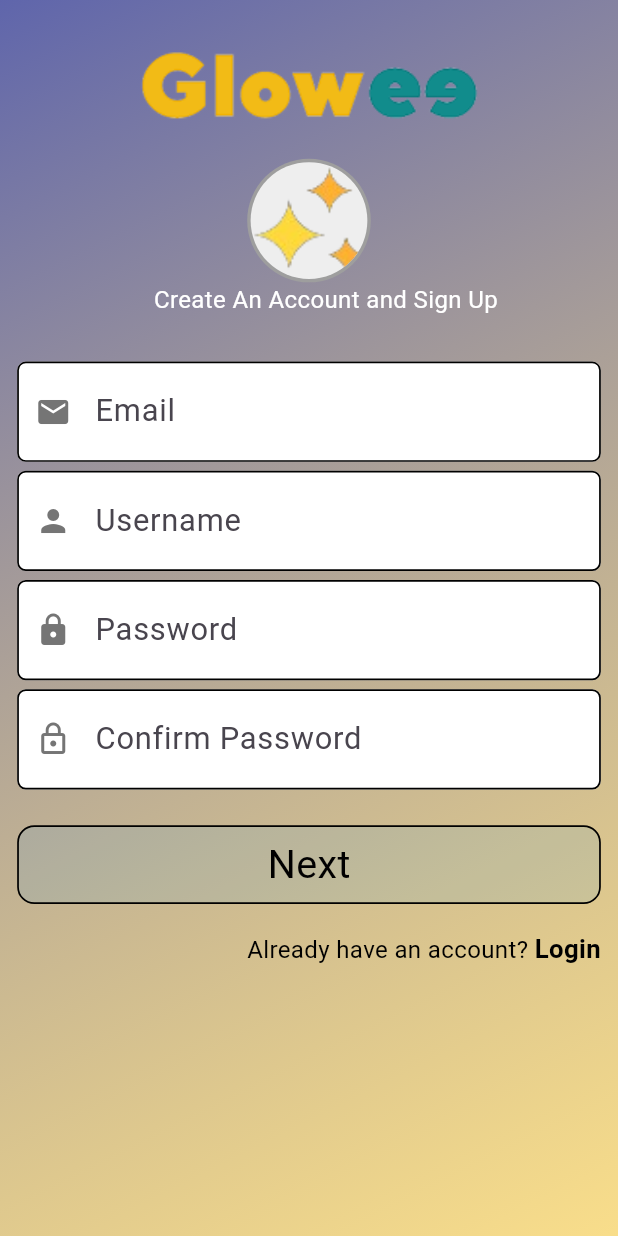
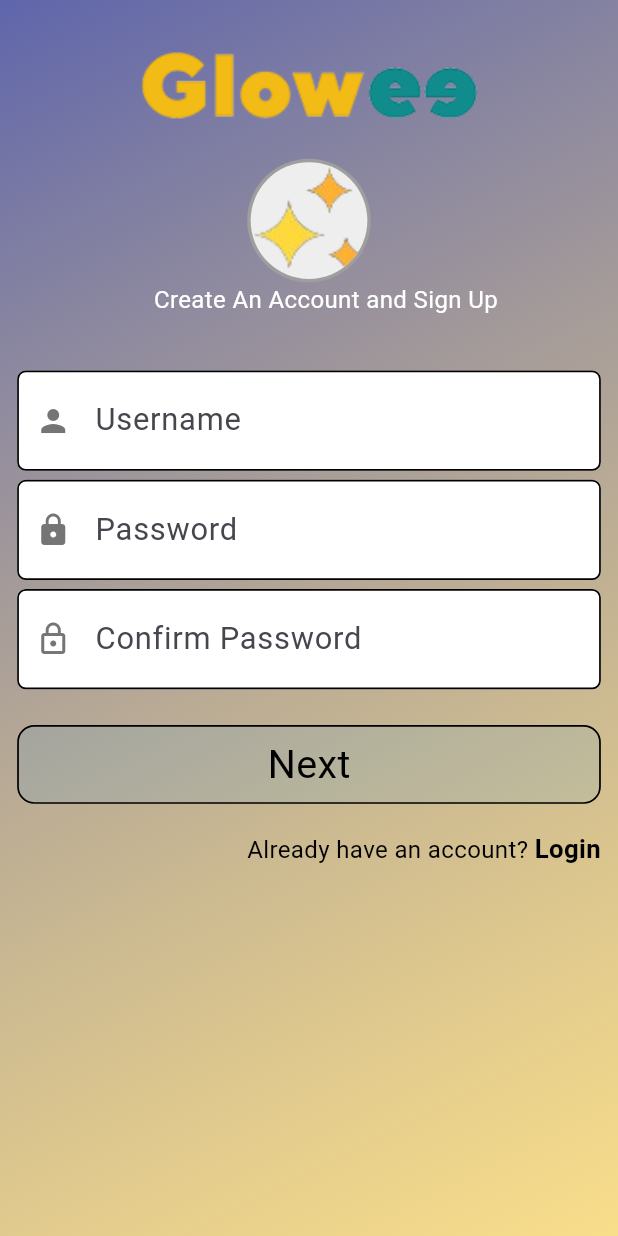
Before and after one commit to TsyselskyiAndrey/social-media, a Flutter app: the RegisterDetails screen opened directly, on a phone screen of 412 x 824 dp. Run offline on Flutter 3.47's test engine with Material 3 defaults, Android fonts, the phone set to English and light mode, and no system bars; our stand-ins replace flutter_screenutil, flutter_svg, image_picker.

Commit message:
add new screen register details

```diff
--- a/front-end-mobile-app/glowee/lib/screens/register_details.dart
+++ b/front-end-mobile-app/glowee/lib/screens/register_details.dart
@@ -2,11 +2,12 @@ import 'package:flutter/material.dart';
 import 'package:flutter_screenutil/flutter_screenutil.dart';
 import 'package:glowee/screens/login_screen.dart';
 import 'dart:io';
-import 'package:glowee/util/imagepicker.dart';
 import 'package:image_picker/image_picker.dart';
+import 'package:glowee/screens/email_enter.dart';
 
 class RegisterDetails extends StatefulWidget {
-  const RegisterDetails({super.key});
+  final String? emailText;
+  const RegisterDetails({super.key,this.emailText});
 
   @override
   State<RegisterDetails> createState() => _RegisterDetailsState();
@@ -25,6 +26,11 @@ class _RegisterDetailsState extends State<RegisterDetails> {
   final passwordConfirme_F = FocusNode();
   final username_F = FocusNode();
   final bio_F = FocusNode();
+
+  @override
+  void initState() {
+    super.initState();
+  }
 
   @override
   void dispose() {
@@ -89,32 +95,20 @@ class _RegisterDetailsState extends State<RegisterDetails> {
                 ),
                 createAccountText(),
                 SizedBox(height: 25.h),
-                Textfild(
-                  email,
-                  email_F,
-                  'Email',
-                  Icons.email,
-                  validator: (value) {
-                    if (value == null || value.isEmpty) return 'Email is required';
-                    final emailRegex = RegExp(r'^[\w\.-]+@[\w\.-]+\.\w+$');
-                    if (!emailRegex.hasMatch(value)) return 'Invalid email format';
-                    return null;
-                  },
-                ),
                 SizedBox(height: 5.h),
                 Textfild(
                   username,
                   username_F,
                   'Username',
                   Icons.person,
-                  validator: (value) {
-                    if (value == null || value.isEmpty) return 'Username is required';
-                    if (RegExp(r'[@?,\*^]').hasMatch(value)) {
-                      return 'Username contains invalid characters';
-                    }
-
-                    return null;
-                  },
+                  // validator: (value) {
+                  //   if (value == null || value.isEmpty) return 'Username is required';
+                  //   if (RegExp(r'[@?,\*^]').hasMatch(value)) {
+                  //     return 'Username contains invalid characters';
+                  //   }
+                  //
+                  //   return null;
+                  // },
                 ),
                 SizedBox(height: 5.h),
                 Textfild(
@@ -122,14 +116,14 @@ class _RegisterDetailsState extends State<RegisterDetails> {
                   password_F,
                   'Password',
                   Icons.lock,
-                  validator: (value) {
-                    if (value == null || value.isEmpty) return 'Password is required';
-                    if (value.length < 6) return 'Password must be at least 6 characters';
-                    if (!RegExp(r'[A-Z]').hasMatch(value)) return 'Password must contain an uppercase letter';
-                    if (!RegExp(r'[0-9]').hasMatch(value)) return 'Password must contain a number';
-                    if (RegExp(r'[ @?,*^]').hasMatch(value)) return 'Password contains invalid characters';
-                    return null;
-                  },
+                  // validator: (value) {
+                  //   if (value == null || value.isEmpty) return 'Password is required';
+                  //   if (value.length < 6) return 'Password must be at least 6 characters';
+                  //   if (!RegExp(r'[A-Z]').hasMatch(value)) return 'Password must contain an uppercase letter';
+                  //   if (!RegExp(r'[0-9]').hasMatch(value)) return 'Password must contain a number';
+                  //   if (RegExp(r'[ @?,*^]').hasMatch(value)) return 'Password contains invalid characters';
+                  //   return null;
+                  // },
                 ),
                 SizedBox(height: 5.h),
                 Textfild(
@@ -137,14 +131,14 @@ class _RegisterDetailsState extends State<RegisterDetails> {
                     passwordConfirme_F,
                     'Confirm Password',
                     Icons.lock_outline,
-                    validator: (value) {
-                      if (value == null || value.isEmpty) return 'Please confirm your password';
-                      if (value != password.text) return 'Passwords do not match';
-                      return null;
-                    }
+                    // validator: (value) {
+                    //   if (value == null || value.isEmpty) return 'Please confirm your password';
+                    //   if (value != password.text) return 'Passwords do not match';
+                    //   return null;
+                    // }
                 ),
                 SizedBox(height: 20.h),
-                Signup(),
+                Next(),
                 SizedBox(height: 15.h),
                 Have(),
               ],
@@ -197,16 +191,47 @@ class _RegisterDetailsState extends State<RegisterDetails> {
     );
   }
 
-  Widget Signup() {
+  // Widget Signup() {
+  //   return Padding(
+  //     padding: EdgeInsets.symmetric(horizontal: 10.w),
+  //     child: InkWell(
+  //       onTap: () {
+  //         if (_formKey.currentState!.validate()) {
+  //           // Всё ок, можно продолжать
+  //           print("Signup Email: ${email.text}");
+  //         } else {
+  //           print("Форма содержит ошибки");
+  //         }
+  //       },
+  //       child: Container(
+  //         alignment: Alignment.center,
+  //         width: double.infinity,
+  //         height: 44.h,
+  //         decoration: BoxDecoration(
+  //           color: Colors.blue.withOpacity(0.1),
+  //           borderRadius: BorderRadius.circular(10.r),
+  //           border: Border.all(color: Colors.black, width: 1.w),
+  //         ),
+  //         child: Text(
+  //           'Next',
+  //           style: TextStyle(fontSize: 23.sp, color: Colors.black),
+  //         ),
+  //       ),
+  //     ),
+  //   );
+  // }
+
+  Widget Next() {
     return Padding(
       padding: EdgeInsets.symmetric(horizontal: 10.w),
       child: InkWell(
         onTap: () {
           if (_formKey.currentState!.validate()) {
-            // Всё ок, можно продолжать
-            print("Signup Email: ${email.text}");
-          } else {
-            print("Форма содержит ошибки");
+            Navigator.push(
+              context,
+              MaterialPageRoute(builder: (context) => EmailEnter(emailText: email.text)),
+
+            );
           }
         },
         child: Container(
@@ -226,7 +251,6 @@ class _RegisterDetailsState extends State<RegisterDetails> {
       ),
     );
   }
-
 
   Padding Textfild(
       TextEditingController controll,
```
